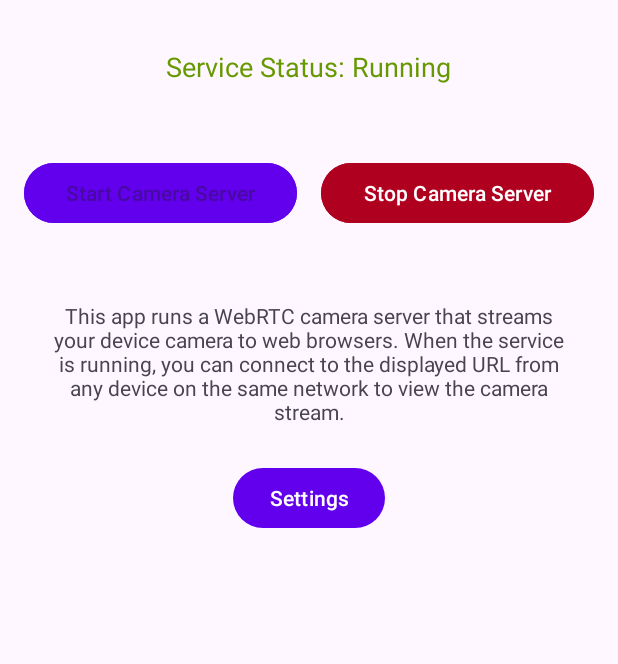
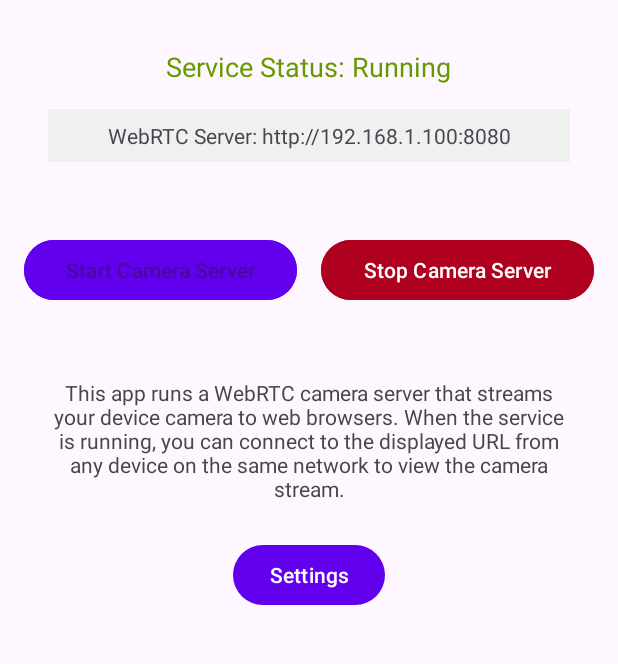
Before and after one commit to CasparvdBroek/SecureCam, an Android app: the screen it shows after launch (MainActivity), after a tap on "Start Camera Server", on a phone screen of 412 x 824 dp, the part 163-827 px from its top. Run offline under Robolectric (Android 15) with nearby library versions, the phone set to English and light mode, and no system bars.

Commit message:
Include IP in Status Message
Include IP in Status Message

```diff
--- a/app/src/main/java/com/casparvdbroek/securecam/MainActivity.java
+++ b/app/src/main/java/com/casparvdbroek/securecam/MainActivity.java
@@ -138,11 +138,13 @@ public class MainActivity extends AppCompatActivity {
             statusText.setText(getString(R.string.service_status_running));
             statusText.setTextColor(getResources().getColor(android.R.color.holo_green_dark));
             serverUrlText.setText("WebRTC Server: http://" + getLocalIpAddress() + ":8080");
+            serverUrlText.setVisibility(View.VISIBLE);
             startServiceButton.setEnabled(false);
             stopServiceButton.setEnabled(true);
         } else {
             statusText.setText(getString(R.string.service_status_stopped));
             statusText.setTextColor(getResources().getColor(android.R.color.black));
+            serverUrlText.setVisibility(View.GONE);
             startServiceButton.setEnabled(true);
             stopServiceButton.setEnabled(false);
         }
```
